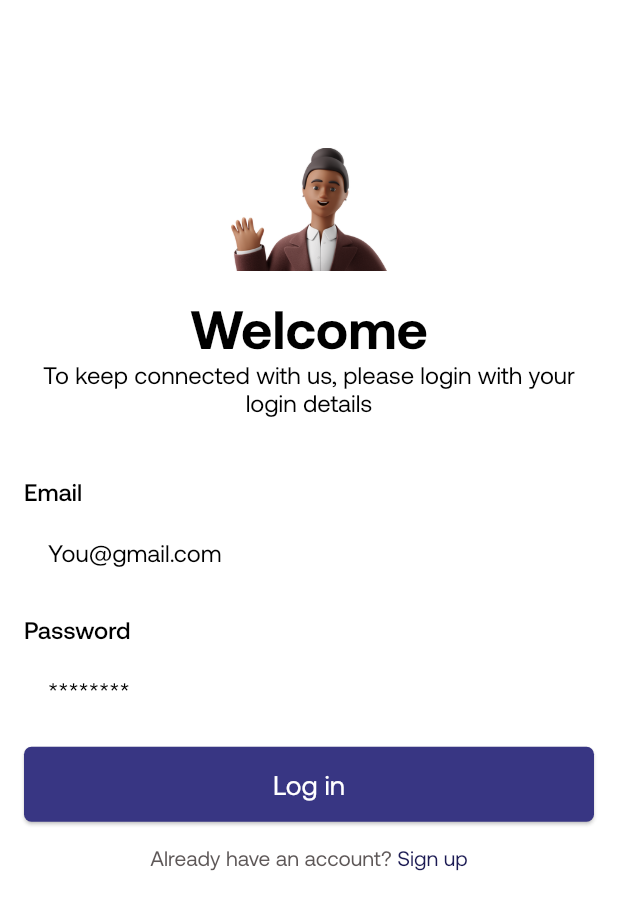
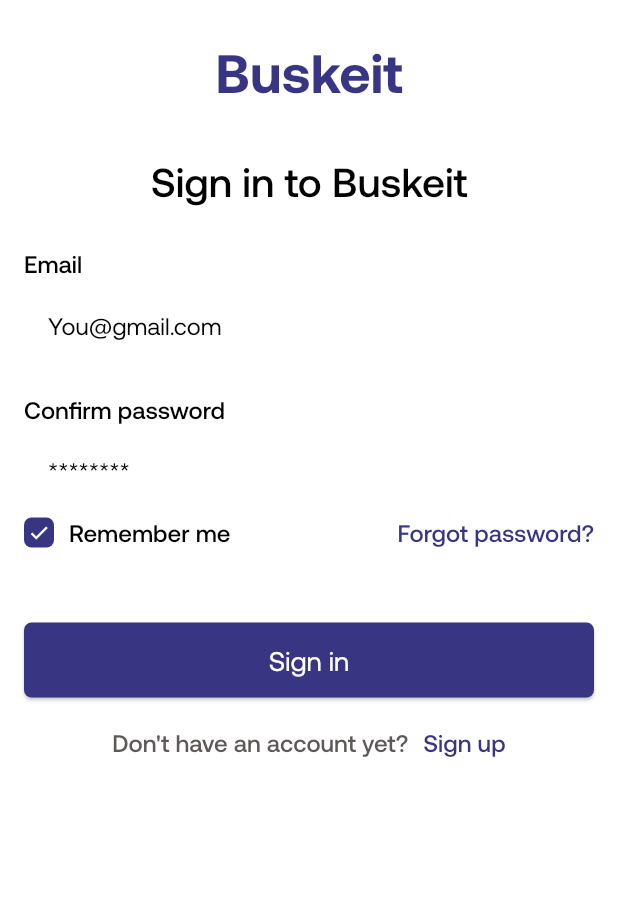
Before and after one commit to davidaodejobi/Buskeit, a Flutter app: the SignIn screen opened directly, on a phone screen of 412 x 824 dp. Shown: the top 910 px of the screen. Run offline on Flutter 3.47's test engine with Material 2 defaults, Android fonts, the light colour scheme and no system bars; our stand-ins replace dio, flutter_secure_storage, flutter_spinkit, get_it, hive, hive_flutter and 4 more; accounts and stored records are empty.

Commit message:
fix: :lipstick: updated UI for sign in

```diff
--- a/lib/modules/auth_flow/screens/sign_in.dart
+++ b/lib/modules/auth_flow/screens/sign_in.dart
@@ -1,7 +1,7 @@
 // ignore_for_file: public_member_api_docs, sort_constructors_first
 import 'package:buskeit/constant/helper/helper.dart';
 import 'package:flutter/material.dart';
-import 'package:lottie/lottie.dart';
+import 'package:flutter_spinkit/flutter_spinkit.dart';
 import 'package:provider/provider.dart';
 
 import '../../../constant/app_color.dart';
@@ -17,74 +17,127 @@
     final provider = Provider.of<SigninProvider>(context);
     return Scaffold(
       body: SafeArea(
-        child: SingleChildScrollView(
-          child: Column(
-            mainAxisAlignment: MainAxisAlignment.center,
+        child: ListView(
           // crossAxisAlignment: CrossAxisAlignment.center,
           children: [
-              YMargin(MediaQuery.of(context).size.height * 0.1),
-              Center(
-                child: Column(
+            const YMargin(0),
+            Column(
               children: [
-                    Image.asset(
-                      'assets/images/hello.png',
-                      height: MediaQuery.of(context).size.height * 0.1,
+                const YMargin(10),
+                Text(
+                  'Buskeit',
+                  style: Theme.of(context).textTheme.headline2!.copyWith(
+                        color: AppColor.secondaryColor,
                       ),
-                    const YMargin(16),
+                ),
+                const YMargin(35),
                 Text(
-                      'Welcome',
-                      style: Theme.of(context).textTheme.headline2,
+                  'Sign in to Buskeit',
+                  style: Theme.of(context).textTheme.headline3,
                 ),
-                    Text(
-                      'To keep connected with us, please login with your login details',
-                      textAlign: TextAlign.center,
-                      style: Theme.of(context).textTheme.headline6,
-                    ),
-                    const YMargin(40),
+                const YMargin(30),
                 TextFieldWithHeader(
                   controller: provider.emailController,
                   title: 'Email',
                   hintText: 'You@gmail.com',
                 ),
-                    const YMargin(20),
+                const YMargin(25),
                 TextFieldWithHeader(
                   controller: provider.passwordController,
-                      title: 'Password',
+                  title: 'Confirm password',
                   hintText: '********',
                 ),
-                    const YMargin(16),
+                const YMargin(10),
+                //remind me button
+                Row(
+                  mainAxisAlignment: MainAxisAlignment.spaceBetween,
+                  children: [
+                    Row(
+                      mainAxisAlignment: MainAxisAlignment.start,
+                      children: [
+                        Container(
+                          width: 20,
+                          height: 20,
+                          decoration: const BoxDecoration(
+                            color: AppColor.secondaryColor,
+                            borderRadius: BorderRadius.all(
+                              Radius.circular(5),
+                            ),
+                          ),
+                          child: const Icon(
+                            Icons.check,
+                            size: 15,
+                            color: Colors.white,
+                          ),
+                        ),
+                        const XMargin(10),
+                        Text(
+                          'Remember me',
+                          style:
+                              Theme.of(context).textTheme.headline6!.copyWith(
+                                    fontWeight: FontWeight.w500,
+                                  ),
+                        ),
+                      ],
+                    ),
+                    GestureDetector(
+                      onTap: () {
+                        // Navigator.push(
+                        //   context,
+                        //   MaterialPageRoute(
+                        //     builder: (context) => const SignIn(),
+                        //   ),
+                        // );
+                      },
+                      child: Text(
+                        'Forgot password?',
+                        style: Theme.of(context).textTheme.headline6!.copyWith(
+                              fontWeight: FontWeight.w500,
+                              color: AppColor.secondaryColor,
+                            ),
+                      ),
+                    ),
+                  ],
+                ),
+
+                const YMargin(50),
                 SizedBox(
                   width: double.infinity,
                   height: 50,
                   child: ElevatedButton(
                     onPressed: () {
-                            provider.login(
-                              email: provider.emailController.text,
-                              password: provider.passwordController.text,
-                              context: context,
-                            );
+                      // if (provider.validatePassword(context)) {
+                      //   verificationModal(context);
+                      // }
                     },
                     child: provider.isLoading
-                              ? Lottie.asset(
-                                  'assets/animations/loading.json',
+                        ? const SpinKitChasingDots(
+                            color: Colors.white,
+                            size: 30,
                           )
                         : Text(
-                                  'Log in',
-                                  style: Theme.of(context)
-                                      .textTheme
-                                      .headline5!
-                                      .copyWith(color: Colors.white),
-                                )),
-                    ),
-                  ],
+                            'Sign in',
+                            style:
+                                Theme.of(context).textTheme.headline5!.copyWith(
+                                      color: Colors.white,
                                     ),
                           ),
-              TextButton(
-                style: Theme.of(context).textButtonTheme.style!.copyWith(
-                      overlayColor: MaterialStateProperty.all(
-                          AppColor.tertiaryColor.withOpacity(0.2)),
                   ),
-                onPressed: () {
+                ),
+                const YMargin(20),
+                Row(
+                  mainAxisAlignment: MainAxisAlignment.center,
+                  children: [
+                    Text(
+                      'Don\'t have an account yet?',
+                      style: Theme.of(context).textTheme.headline6!.copyWith(
+                            fontWeight: FontWeight.w500,
+                            color: AppColor.greyColor,
+                          ),
+                    ),
+                    const XMargin(10),
+                    GestureDetector(
+                      onTap: () {
                         Navigator.push(
                           context,
                           MaterialPageRoute(
@@ -92,24 +145,19 @@
                           ),
                         );
                       },
-                child: RichText(
-                    text: TextSpan(children: [
-                  TextSpan(
-                    text: 'Already have an account? ',
-                    style: Theme.of(context).textTheme.bodyText1!.copyWith(
-                          color: AppColor.greyColor,
+                      child: Text(
+                        'Sign up',
+                        style: Theme.of(context).textTheme.headline6!.copyWith(
+                              fontWeight: FontWeight.w500,
+                              color: AppColor.secondaryColor,
                             ),
                       ),
-                  TextSpan(
-                    text: 'Sign up',
-                    style: Theme.of(context).textTheme.bodyText1!.copyWith(
-                          color: AppColor.primaryColor,
-                        ),
-                  ),
-                ])),
                     ),
                   ],
                 ),
+              ],
+            ),
+          ],
         ).paddingSymmetric(horizontal: 16),
       ),
     );
--- a/lib/modules/auth_flow/screens/user_details.dart
+++ b/lib/modules/auth_flow/screens/user_details.dart
@@ -109,8 +109,6 @@
                 child: ElevatedButton(
                   onPressed: () {
                     if (provider.validate(context)) {
-                      // provider.nextPage();
-                      // provider.completeRegistration(context: context);
                       Navigator.push(
                         context,
                         MaterialPageRoute(
```
Also changed, not shown: lib/modules/auth_flow/screens/sign_up.dart (+11 -140 lines), lib/modules/auth_flow/view_model/signup_provider.dart (+14 -1 lines), lib/modules/auth_flow/widgets/bottom_verify.dart (added, +135 -0 lines). Lines whose indentation alone changed are shown as unchanged.
